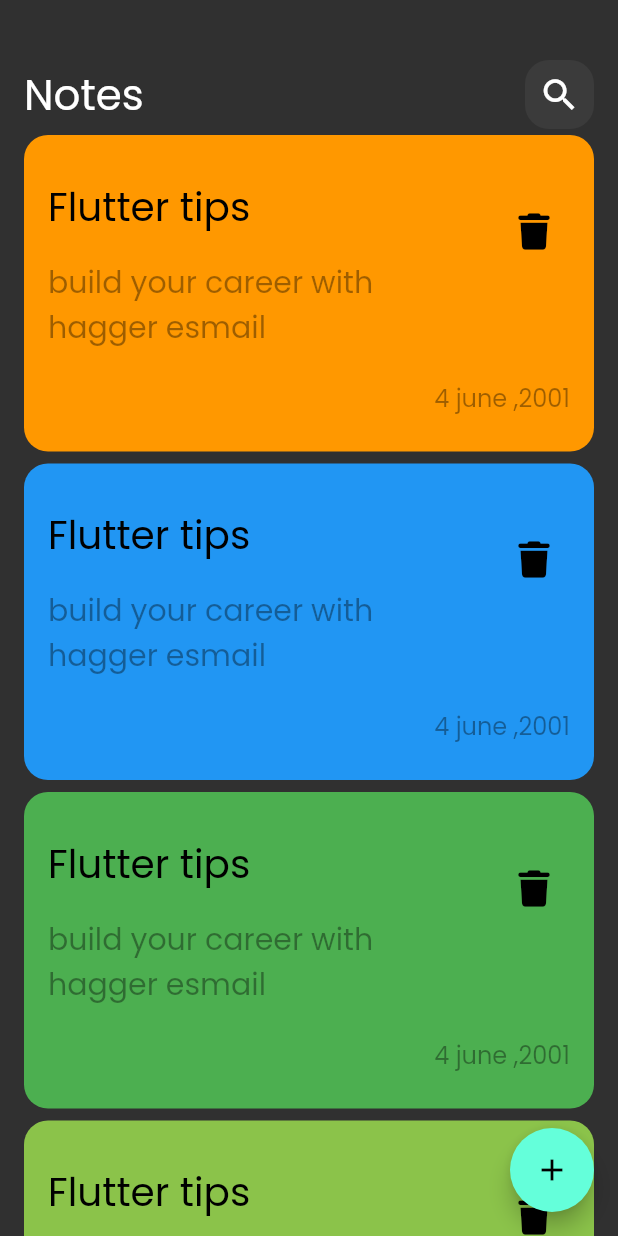
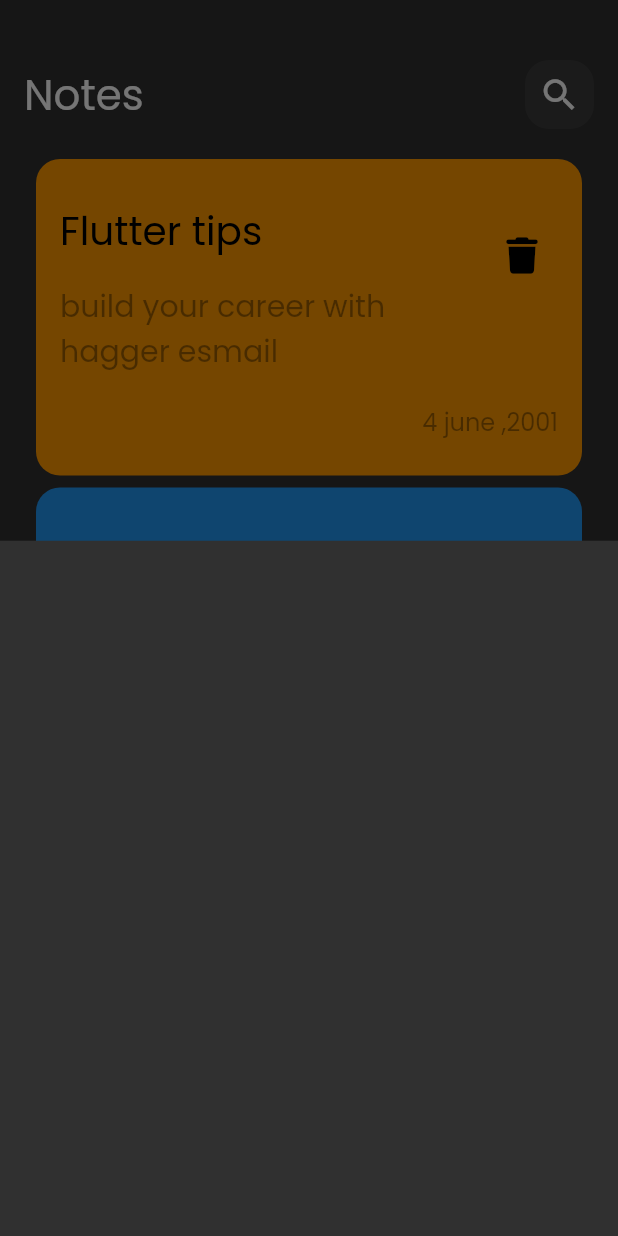
Before and after one commit to haggeresmail/notes_app, a Flutter app: the screen it shows after launch, after a tap on the "add" icon, on a phone screen of 412 x 824 dp. Run offline on Flutter 3.47's test engine with Material 2 defaults, Android fonts, the phone set to English and light mode, and no system bars; our stand-ins replace font_awesome_flutter.

Commit message:
show modeel bottomsheet

```diff
--- a/lib/views/notes_view.dart
+++ b/lib/views/notes_view.dart
@@ -1,4 +1,5 @@
 import 'package:flutter/material.dart';
+import 'package:noteapp/widgets/add_note_bottomsheet.dart';
 
 import 'package:noteapp/widgets/custom_body.dart';
 
@@ -7,8 +8,17 @@ class NotesView extends StatelessWidget {
 
   @override
   Widget build(BuildContext context) {
-    return  Scaffold(
-      floatingActionButton: FloatingActionButton(onPressed: () {},child:const Icon(Icons.add),),
+    return Scaffold(
+      floatingActionButton: FloatingActionButton(
+        onPressed: () {
+          showModalBottomSheet(
+              context: context,
+              builder: (context) {
+                return const AddNoteBottomSheet();
+              });
+        },
+        child: const Icon(Icons.add),
+      ),
       body: const CustomBody(),
     );
   }
--- /dev/null
+++ b/lib/widgets/add_note_bottomsheet.dart
@@ -0,0 +1,12 @@
+import 'package:flutter/material.dart';
+
+class AddNoteBottomSheet extends StatelessWidget {
+  const AddNoteBottomSheet({
+    super.key,
+  });
+
+  @override
+  Widget build(BuildContext context) {
+    return Container();
+  }
+}
--- a/lib/widgets/noteItem_listview.dart
+++ b/lib/widgets/noteItem_listview.dart
@@ -1,5 +1,3 @@
-import 'dart:math';
-
 import 'package:flutter/material.dart';
 import 'package:noteapp/widgets/custom_noteitem.dart';
 
@@ -8,17 +6,18 @@ class NoteItemListView extends StatelessWidget {
     super.key,
   });
 
-
-
   @override
   Widget build(BuildContext context) {
-    return ListView.builder(itemBuilder: (context, index) {
-      return const Padding(
-        padding: EdgeInsets.symmetric(vertical: 4),
-        child: NoteItem(),
-      );
-    });
+    return Padding(
+      padding: const EdgeInsets.symmetric(horizontal: 8, vertical: 16),
+      child: ListView.builder(
+          padding: EdgeInsets.zero,
+          itemBuilder: (context, index) {
+            return const Padding(
+              padding: EdgeInsets.symmetric(vertical: 4),
+              child: NoteItem(),
+            );
+          }),
+    );
   }
-
-
 }
```
Also changed, not shown: lib/widgets/custom_noteitem.dart (+35 -11 lines).
